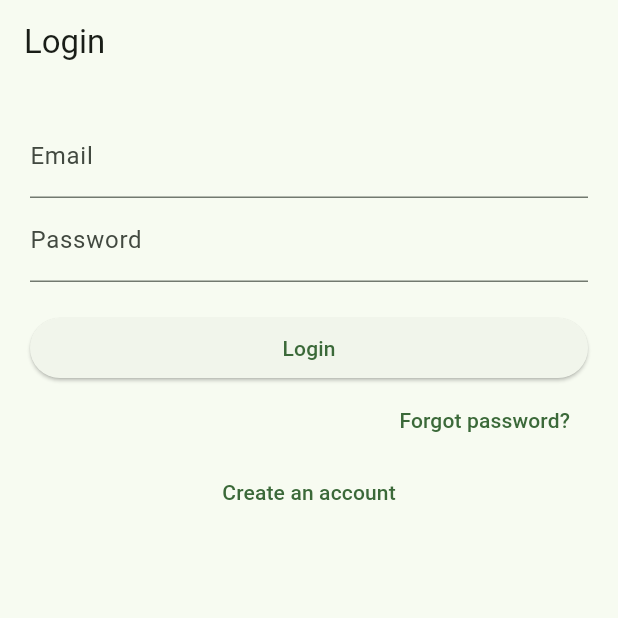
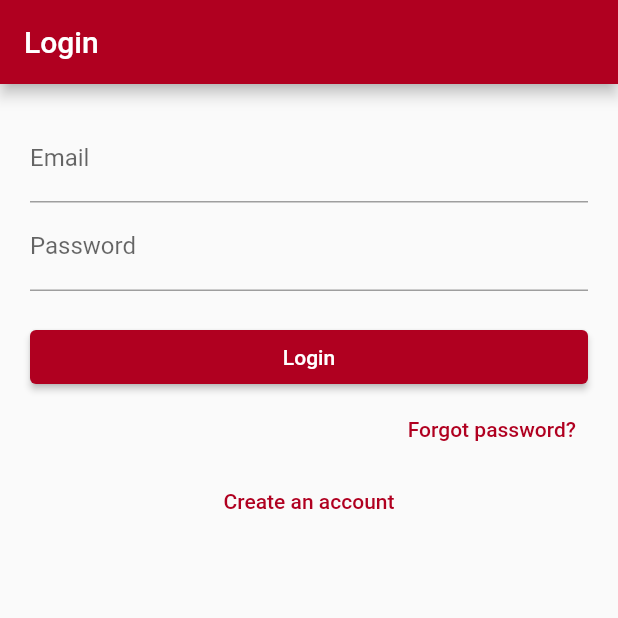
Before and after one commit to WSU-CPTS322-SP26/WSU_Routes, a Flutter app: the screen it shows after launch, on a phone screen of 412 x 824 dp, the top half of it. Run offline on Flutter 3.47's test engine with Material 3 defaults, Android fonts, the phone set to English and light mode, and no system bars; our stand-ins replace flex_color_scheme, google_maps_flutter; missing offline and left inert: custom_info_window.

Commit message:
Color theme changed.

```diff
--- /dev/null
+++ b/google_maps_in_flutter/lib/app_theme.dart
@@ -0,0 +1,59 @@
+import 'package:flutter/material.dart';
+
+class AppTheme{
+// Light and dark ColorSchemes made by FlexColorScheme v7.0.5.
+// These ColorScheme objects require Flutter 3.7 or later.
+static const ColorScheme customColorScheme = ColorScheme(
+  brightness: Brightness.light,
+  primary: Color(0xffb00020),
+  onPrimary: Color(0xffffffff),
+  primaryContainer: Color(0xffe1e1e1),
+  onPrimaryContainer: Color(0xff131313),
+  secondary: Color(0xff4d4d4d),
+  onSecondary: Color(0xffffffff),
+  secondaryContainer: Color(0xff4e4e4e),
+  onSecondaryContainer: Color(0xfff5f5f5),
+  tertiary: Color(0xff1f3339),
+  onTertiary: Color(0xffffffff),
+  tertiaryContainer: Color(0xff95f0ff),
+  onTertiaryContainer: Color(0xff0d1414),
+  error: Color(0xffb00020),
+  onError: Color(0xffffffff),
+  errorContainer: Color(0xfffcd8df),
+  onErrorContainer: Color(0xff141213),
+  background: Color(0xfffcf8f8),
+  onBackground: Color(0xff090909),
+  surface: Color(0xfffcf8f8),
+  onSurface: Color(0xff090909),
+  surfaceVariant: Color(0xffeae0e2),
+  onSurfaceVariant: Color(0xff121111),
+  outline: Color(0xff7c7c7c),
+  outlineVariant: Color(0xffc8c8c8),
+  shadow: Color(0xff000000),
+  scrim: Color(0xff000000),
+  inverseSurface: Color(0xff151011),
+  onInverseSurface: Color(0xfff5f5f5),
+  inversePrimary: Color(0xffff99ae),
+  surfaceTint: Color(0xffb00020),
+);
+
+//acts as theming for main.dart and other pages
+static ThemeData lightTheme = ThemeData(
+  useMaterial3: false,
+
+  colorScheme: customColorScheme,
+
+  primaryColor: customColorScheme.primary,
+
+  appBarTheme: AppBarTheme(
+    backgroundColor: customColorScheme.primary,
+    foregroundColor: customColorScheme.onPrimary,
+  ),
+
+  bottomAppBarTheme: BottomAppBarThemeData(
+    color: customColorScheme.primary,
+  ),
+);
+
+
+}
--- a/google_maps_in_flutter/lib/main.dart
+++ b/google_maps_in_flutter/lib/main.dart
@@ -4,6 +4,8 @@ import 'package:google_maps_in_flutter/custom_icons_icons.dart';
 import 'package:google_maps_in_flutter/pages/events_page.dart';
 import 'package:google_maps_in_flutter/pages/preferences_page.dart';
 import 'package:google_maps_in_flutter/pages/login_page.dart';
+import 'package:flex_color_scheme/flex_color_scheme.dart';
+import 'package:google_maps_in_flutter/app_theme.dart'; //our custom color theme
 import 'pages/map.dart';
 
 void main() async{
@@ -25,11 +27,8 @@ class MyApp extends StatelessWidget {
   @override
   Widget build(BuildContext context) {
     return MaterialApp(
-    theme: ThemeData(
-    useMaterial3: true,
-    colorSchemeSeed: Colors.green[700],
-    ),
-    home: LoginPage() //direct to login page on boot
+      theme: AppTheme.lightTheme,
+      home: LoginPage(),
     );
   }
 }
--- a/google_maps_in_flutter/pubspec.yaml
+++ b/google_maps_in_flutter/pubspec.yaml
@@ -39,6 +39,7 @@ dependencies:
   google_maps_flutter: ^2.14.0
   url_launcher: ^6.3.2
   custom_info_window: ^1.0.1
+  flex_color_scheme: ^8.4.0
 
 dev_dependencies:
   flutter_test:
@@ -94,6 +95,8 @@ flutter:
   #
   # For details regarding fonts from package dependencies,
   # see https://flutter.dev/to/font-from-package
+
+
   fonts:
     - family: CustomIcons
       fonts:
```
Also changed, not shown: google_maps_in_flutter/pubspec.lock.
